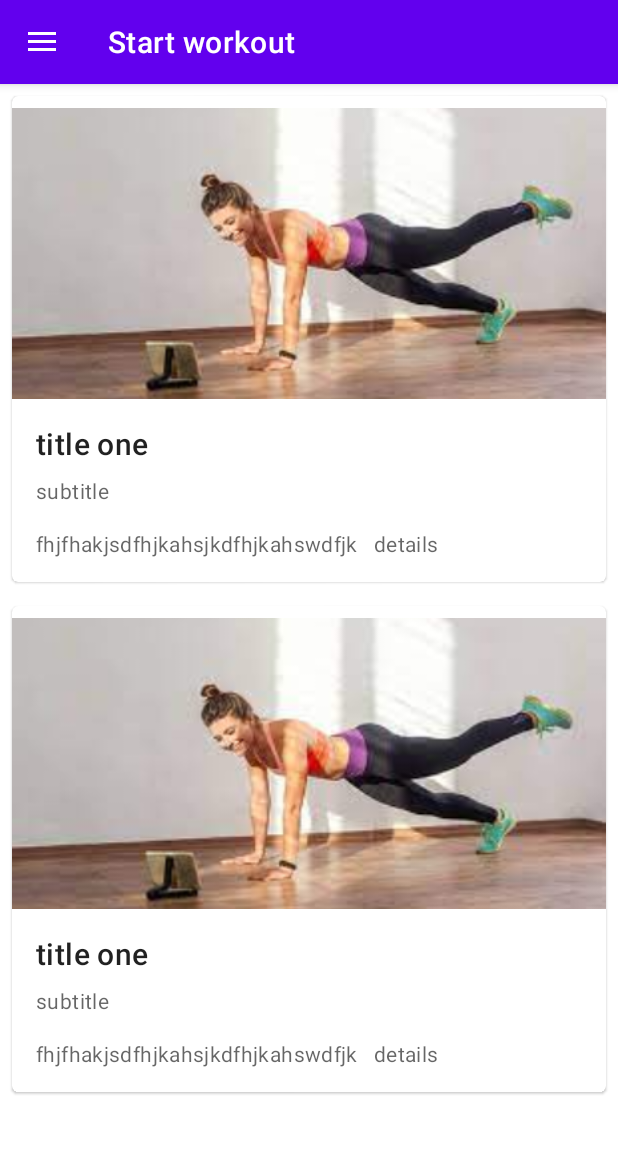
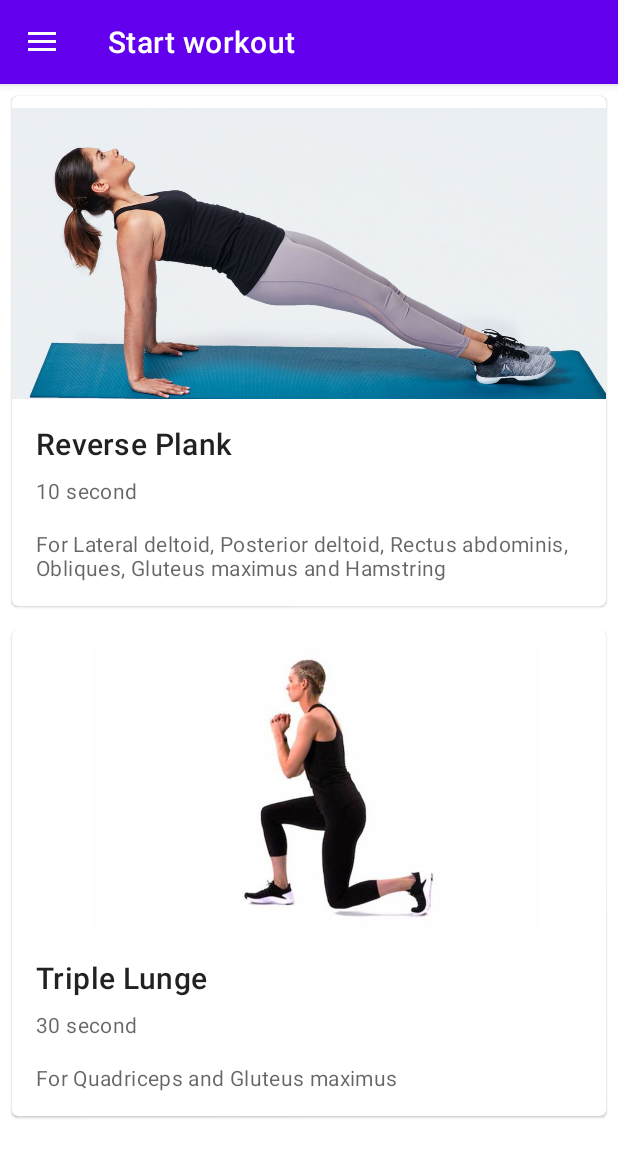
Before and after one commit to kblerandomstuff/WorkOuTree, an Android app: the screen it shows after launch (MainActivity), in the side drawer, after a tap on "Start workout", on a phone screen of 412 x 824 dp. Shown: the top 1158 px of the screen. Run offline under Robolectric (Android 15) with nearby library versions, the light colour scheme and no system bars; our stand-ins replace navigation-ui.

Commit message:
workout1&2

```diff
--- a/app/src/main/java/ovh/krs/madgp/ui/startwo/startwoFragment.java
+++ b/app/src/main/java/ovh/krs/madgp/ui/startwo/startwoFragment.java
@@ -41,6 +41,8 @@ public class startwoFragment extends Fragment {
                 startActivity(intent);
             }
         });
+
+
         return root;
 
 
--- a/app/src/main/java/ovh/krs/madgp/wo/wo1activity.kt
+++ b/app/src/main/java/ovh/krs/madgp/wo/wo1activity.kt
@@ -13,7 +13,7 @@ class wo1activity : AppCompatActivity() {
         super.onCreate(savedInstanceState)
         setContentView(R.layout.activity_wo1)
         val assets = applicationContext.assets
-        val assetFileName = "work1.gif"
+        val assetFileName = "work1_.webp"
         val source = ImageDecoder.createSource(assets, assetFileName)
         val drawable = ImageDecoder.decodeDrawable(source)
         imageView.setImageDrawable(drawable)
--- a/app/src/main/java/ovh/krs/madgp/wo/wo2activity.kt
+++ b/app/src/main/java/ovh/krs/madgp/wo/wo2activity.kt
@@ -13,7 +13,7 @@ class wo2activity : AppCompatActivity() {
         super.onCreate(savedInstanceState)
         setContentView(R.layout.activity_wo2)
         val assets = applicationContext.assets
-        val assetFileName = "1.webp"
+        val assetFileName = "work2.webp"
         val source = ImageDecoder.createSource(assets, assetFileName)
         val drawable = ImageDecoder.decodeDrawable(source)
         imageView.setImageDrawable(drawable)
--- a/app/src/main/java/ovh/krs/madgp/wo/wod1Fragment.java
+++ b/app/src/main/java/ovh/krs/madgp/wo/wod1Fragment.java
@@ -44,7 +44,7 @@ public class wod1Fragment extends Fragment {
         editor.putLong("duration", 10000);
         editor.commit();
         //work out detail
-        tv.setText("workout 1");
+        tv.setText("Reverse Plank");
         btn.setOnClickListener(new View.OnClickListener() {
             @Override
             public void onClick(View v) {
--- a/app/src/main/java/ovh/krs/madgp/wo/wod2Fragment.java
+++ b/app/src/main/java/ovh/krs/madgp/wo/wod2Fragment.java
@@ -39,10 +39,10 @@ public class wod2Fragment extends Fragment {
         SharedPreferences pref = getContext().getSharedPreferences("AppPref", 0); // 0 - for private mode
         SharedPreferences.Editor editor = pref.edit();
         //set workout duration
-        editor.putLong("duration", 100000);
+        editor.putLong("duration", 30000);
         editor.commit();
         //work out detail
-        tv.setText("workout 2");
+        tv.setText("Triple Lunge");
         btn.setOnClickListener(new View.OnClickListener() {
             @Override
             public void onClick(View v) {
--- a/app/src/main/res/layout/fragment_startwo.xml
+++ b/app/src/main/res/layout/fragment_startwo.xml
@@ -34,7 +34,7 @@
                         android:layout_width="match_parent"
                         android:layout_height="194dp"
                         android:scaleType="centerCrop"
-                        app:srcCompat="@drawable/testimg"
+                        app:srcCompat="@drawable/sw1"
 
                         />
 
@@ -48,14 +48,14 @@
                         <TextView
                             android:layout_width="wrap_content"
                             android:layout_height="wrap_content"
-                            android:text="title one"
+                            android:text="Reverse Plank"
                             android:textAppearance="?attr/textAppearanceHeadline6" />
 
                         <TextView
                             android:layout_width="wrap_content"
                             android:layout_height="wrap_content"
                             android:layout_marginTop="8dp"
-                            android:text="subtitle"
+                            android:text="10 second"
                             android:textAppearance="?attr/textAppearanceBody2"
                             android:textColor="?android:attr/textColorSecondary" />
 
@@ -63,7 +63,7 @@
                             android:layout_width="wrap_content"
                             android:layout_height="wrap_content"
                             android:layout_marginTop="16dp"
-                            android:text="fhjfhakjsdfhjkahsjkdfhjkahswdfjk   details"
+                            android:text="For Lateral deltoid, Posterior deltoid, Rectus abdominis, Obliques, Gluteus maximus and Hamstring"
                             android:textAppearance="?attr/textAppearanceBody2"
                             android:textColor="?android:attr/textColorSecondary" />
 
@@ -91,7 +91,7 @@
                         android:layout_width="match_parent"
                         android:layout_height="194dp"
                         android:scaleType="centerCrop"
-                        app:srcCompat="@drawable/testimg"
+                        app:srcCompat="@drawable/sw2"
 
                         />
 
@@ -105,14 +105,14 @@
                         <TextView
                             android:layout_width="wrap_content"
                             android:layout_height="wrap_content"
-                            android:text="title one"
+                            android:text="Triple Lunge"
                             android:textAppearance="?attr/textAppearanceHeadline6" />
 
                         <TextView
                             android:layout_width="wrap_content"
                             android:layout_height="wrap_content"
                             android:layout_marginTop="8dp"
-                            android:text="subtitle"
+                            android:text="30 second"
                             android:textAppearance="?attr/textAppearanceBody2"
                             android:textColor="?android:attr/textColorSecondary" />
 
@@ -120,7 +120,7 @@
                             android:layout_width="wrap_content"
                             android:layout_height="wrap_content"
                             android:layout_marginTop="16dp"
-                            android:text="fhjfhakjsdfhjkahsjkdfhjkahswdfjk   details"
+                            android:text="For Quadriceps and Gluteus maximus"
                             android:textAppearance="?attr/textAppearanceBody2"
                             android:textColor="?android:attr/textColorSecondary" />
 
```
Also changed, not shown: app/src/main/assets/work1_.webp (added), app/src/main/res/drawable/sw1.jpg (added), app/src/main/res/drawable/sw2.jpg (added), 1 other file.
